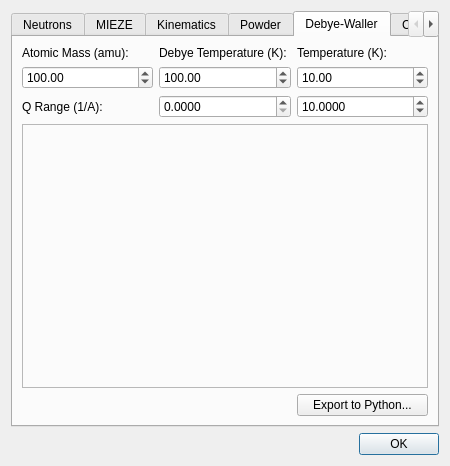
First picture: the form in ui/formulas.ui, repository tweber-ill/frm_mirror-miezetools, before the edit.
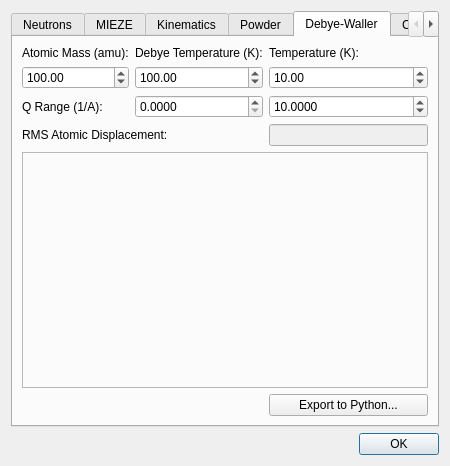
Second picture: the form after the edit. The open tabs and pages were chosen to show the change.

Commit message: added rms zeta

The edit to the form file:
```diff
--- a/ui/formulas.ui
+++ b/ui/formulas.ui
@@ -761,7 +761,7 @@
          </property>
         </widget>
        </item>
-       <item row="3" column="0" colspan="3">
+       <item row="4" column="0" colspan="3">
         <widget class="QFrame" name="framePlanePlot_deb">
          <property name="frameShape">
           <enum>QFrame::StyledPanel</enum>
@@ -771,20 +771,34 @@
          </property>
         </widget>
        </item>
-       <item row="4" column="2">
+       <item row="5" column="2">
         <widget class="QPushButton" name="btnPython_deb">
          <property name="text">
           <string>Export to Python...</string>
          </property>
         </widget>
        </item>
-       <item row="4" column="0" colspan="2">
+       <item row="5" column="0" colspan="2">
         <widget class="QLabel" name="labelDebyeStatus">
          <property name="text">
           <string/>
          </property>
         </widget>
        </item>
+       <item row="3" column="0" colspan="2">
+        <widget class="QLabel" name="label_24">
+         <property name="text">
+          <string>RMS Atomic Displacement:</string>
+         </property>
+        </widget>
+       </item>
+       <item row="3" column="2">
+        <widget class="QLineEdit" name="editZetaSq">
+         <property name="enabled">
+          <bool>false</bool>
+         </property>
+        </widget>
+       </item>
       </layout>
      </widget>
      <widget class="QWidget" name="tab">
```
Left out of the diff: 8 changed lines with no effect on the pictures. The commit also changes 1 other file.
